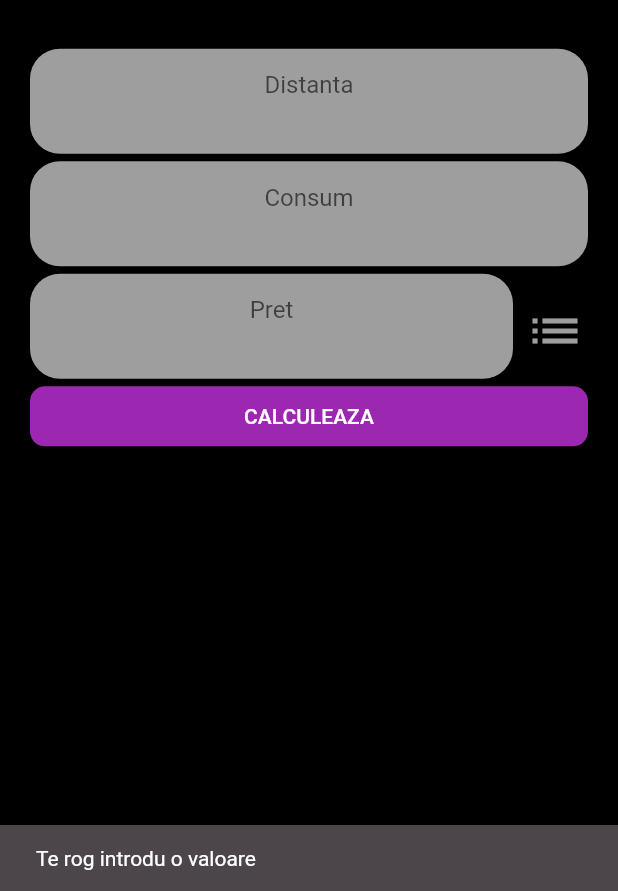
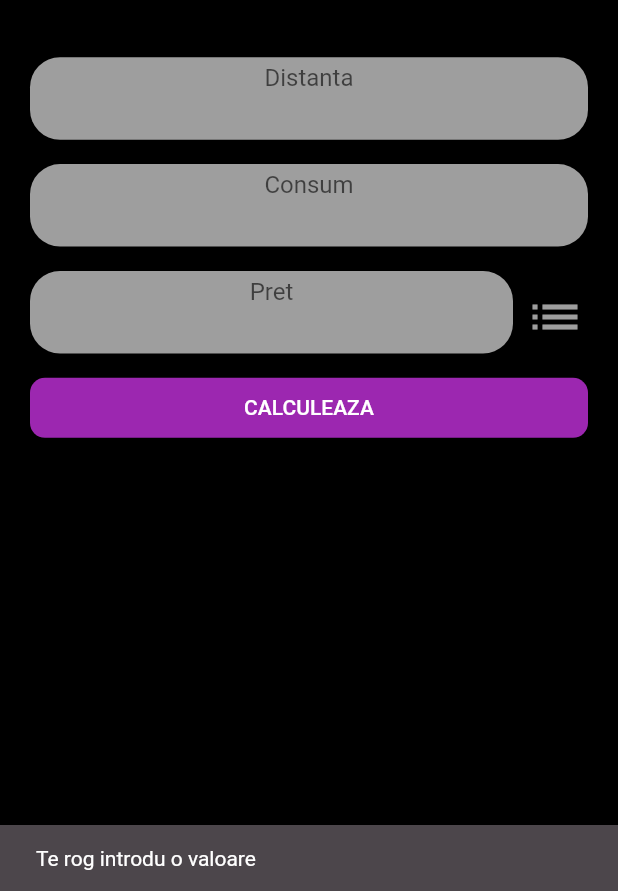
Before and after one commit to denosg/calculator_consum_flutter, a Flutter app: the screen it shows after launch, after a tap on "CALCULEAZA", on a phone screen of 412 x 824 dp, the part 345-1236 px from its top. Run offline on Flutter 3.47's test engine with Material 2 defaults, Android fonts, the phone set to English and light mode, and no system bars; our stand-ins replace connectivity_plus; network calls fail.

Commit message:
fixed all bugs

```diff
--- a/lib/widgets/data_form.dart
+++ b/lib/widgets/data_form.dart
@@ -13,6 +13,7 @@
 }
 
 class _DataFormState extends State<DataForm> {
+  var fuelPriceController = TextEditingController(text: '');
   final _formKey = GlobalKey<FormState>();
   var isGood = false;
 
@@ -25,6 +26,7 @@
     }
     _formKey.currentState!.save();
     isGood = true;
+    Provider.of<FuelPriceTransfer>(context, listen: false).setFuelPrice(null);
     Provider.of<DataProvider>(context, listen: false).setGoodStatus(isGood);
   }
 
@@ -48,7 +50,9 @@
         child: Column(
           mainAxisAlignment: MainAxisAlignment.spaceAround,
           children: [
-            Container(
+            LimitedBox(
+              maxHeight: 55,
+              child: Container(
                 decoration: BoxDecoration(
                   color: Colors.grey,
                   borderRadius: BorderRadius.circular(20),
@@ -75,7 +79,10 @@
                   },
                 ),
               ),
-            Container(
+            ),
+            LimitedBox(
+              maxHeight: 55,
+              child: Container(
                 decoration: BoxDecoration(
                   color: Colors.grey,
                   borderRadius: BorderRadius.circular(20),
@@ -103,9 +110,12 @@
                   },
                 ),
               ),
+            ),
             Row(
               children: [
                 Expanded(
+                  child: LimitedBox(
+                    maxHeight: 55,
                     child: Container(
                       decoration: BoxDecoration(
                         color: Colors.grey,
@@ -124,6 +134,7 @@
                           onSaved: (pret) {
                             if (pret != null && pret.isNotEmpty) {
                               dataValues.setPret(double.parse(pret));
+                              fuelPriceController.text = pret;
                             }
                           },
                           validator: (value) {
@@ -134,8 +145,9 @@
                           },
                           controller: TextEditingController(
                             text: transfer.fuelPrice == null
-                              ? ''
+                                ? fuelPriceController.text
                                 : transfer.fuelPrice.toString(),
+                          ),
                         ),
                       ),
                     ),
```
Lines whose indentation alone changed are shown as unchanged.
